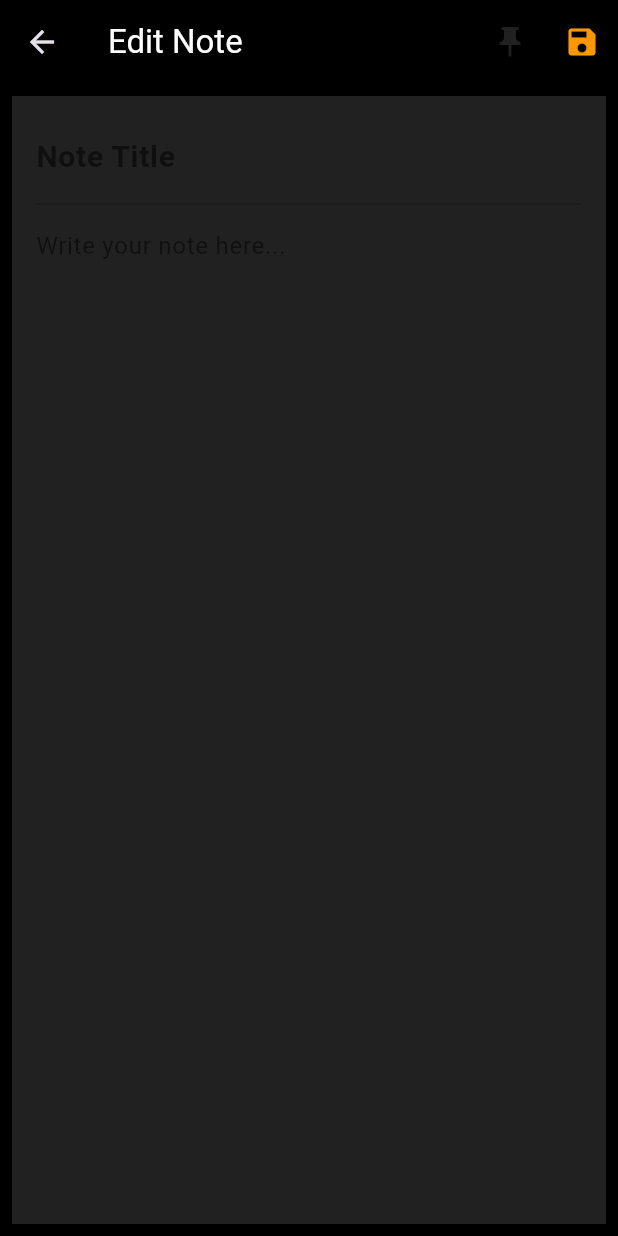
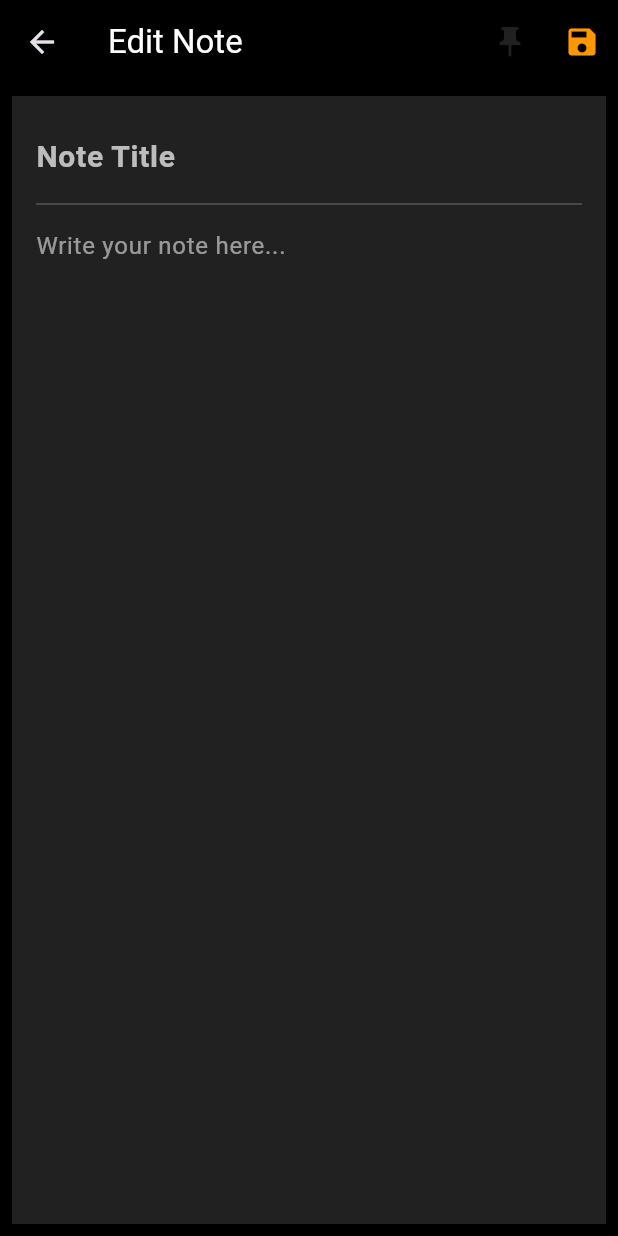
Before and after one commit to eljan123/novito-note-app, a Flutter app: the NoteEditPage screen opened directly with empty values, after a tap on the "push pin" icon, on a phone screen of 412 x 824 dp. Run offline on Flutter 3.47's test engine with Material 3 defaults, Android fonts, the phone set to English and light mode, and no system bars; Roboto replaces fonts that are missing (Poppins).

Commit message:
color style change in edit note page, pinned note

```diff
--- a/lib/screens/note_edit_page.dart
+++ b/lib/screens/note_edit_page.dart
@@ -99,31 +99,31 @@ class _NoteEditPageState extends State<NoteEditPage> {
                 fontFamily: 'Poppins',
                 fontSize: 20,
                 fontWeight: FontWeight.bold,
-                color: _isPinned ? Colors.black : Colors.white,
+                color: _isPinned ? Colors.white : Colors.white,
               ),
               decoration: InputDecoration(
                 hintText: 'Note Title',
                 hintStyle: TextStyle(
-                  color: _isPinned ? Colors.black54 : Colors.white70,
+                  color: _isPinned ? Colors.white70 : Colors.white70,
                 ),
                 border: InputBorder.none,
               ),
             ),
-            Divider(color: _isPinned ? Colors.black26 : Colors.white24),
+            Divider(color: _isPinned ? Colors.white24 : Colors.white24),
             // Content field
             Expanded(
               child: TextField(
                 controller: _contentController,
                 style: TextStyle(
                   fontFamily: 'Poppins',
-                  color: _isPinned ? Colors.black : Colors.white,
+                  color: _isPinned ? Colors.white : Colors.white,
                 ),
                 maxLines: null,
                 expands: true,
                 decoration: InputDecoration(
                   hintText: 'Write your note here...',
                   hintStyle: TextStyle(
-                    color: _isPinned ? Colors.black54 : Colors.white70,
+                    color: _isPinned ? Colors.white54 : Colors.white70,
                   ),
                   border: InputBorder.none,
                 ),
```
